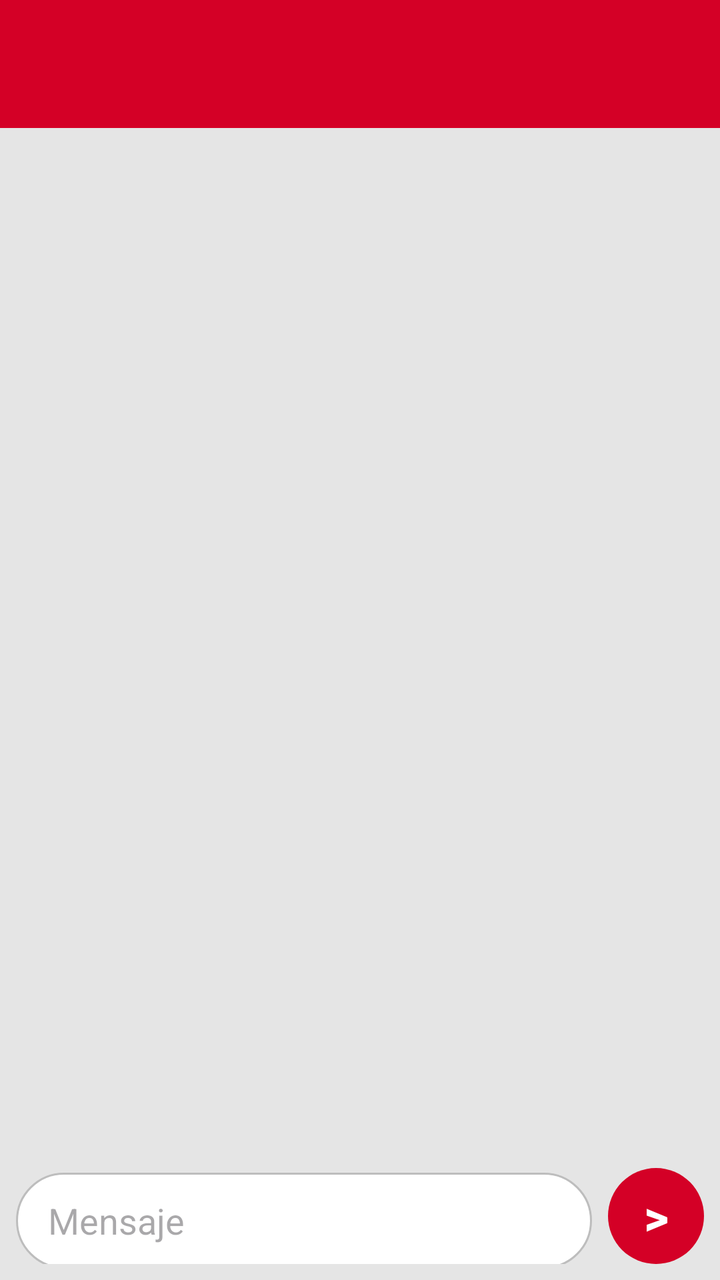
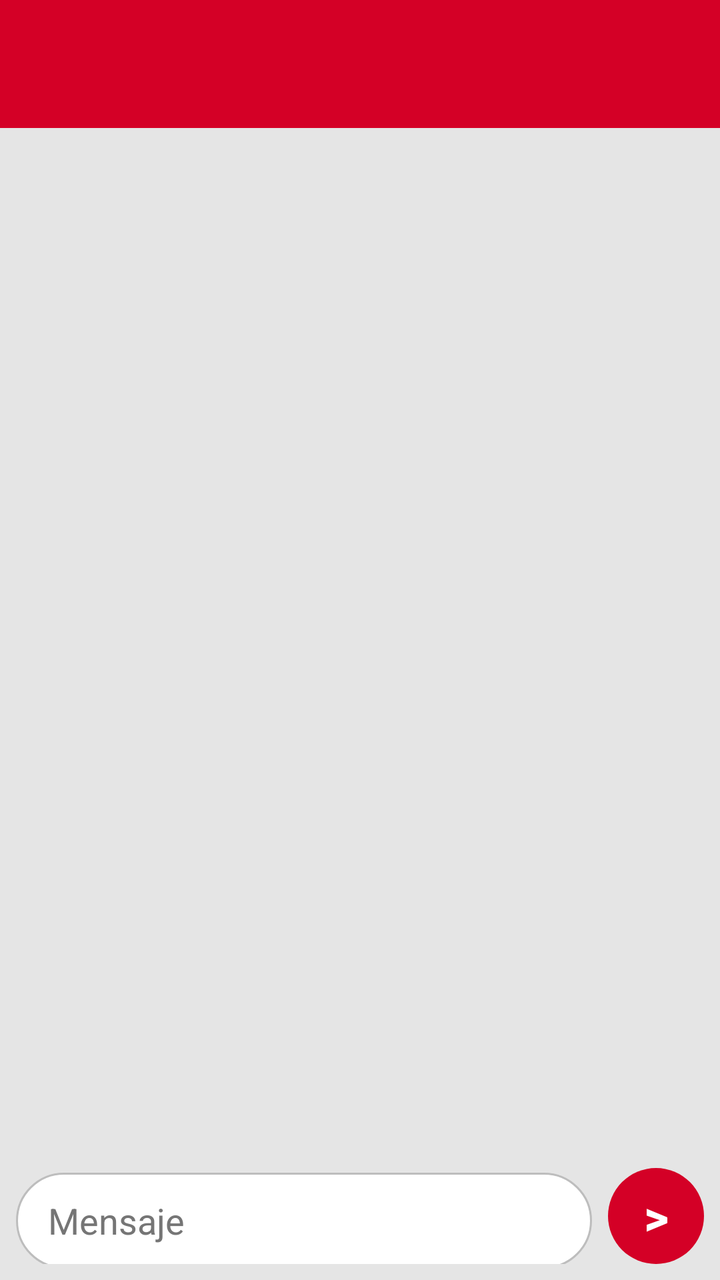

Compare the two renders of this Android layout. The source of the first and the diff that turns it into the second are given below.
<!-- AndroidManifest.xml: application theme Theme.INASAFE -->
<!-- res/layout/activity_chat.xml -->
<?xml version="1.0" encoding="utf-8"?>
<RelativeLayout xmlns:android="http://schemas.android.com/apk/res/android"
    xmlns:app="http://schemas.android.com/apk/res-auto"
    xmlns:tools="http://schemas.android.com/tools"
    android:layout_width="match_parent"
    android:layout_height="match_parent"
    android:background="#E5E5E5"
    tools:context=".ChatActivity">

    <com.google.android.material.appbar.AppBarLayout
        android:id="@+id/appBarLayout"
        android:layout_width="match_parent"
        android:layout_height="wrap_content">

        <com.google.android.material.appbar.MaterialToolbar
            android:id="@+id/topAppBar"
            android:layout_width="match_parent"
            android:layout_height="?attr/actionBarSize"
            app:titleTextColor="@color/white"
            android:background="@color/ina_red" />

    </com.google.android.material.appbar.AppBarLayout>

    <ListView
        android:id="@+id/chatListView"
        android:layout_width="match_parent"
        android:layout_height="match_parent"
        android:layout_above="@+id/inputContainer"
        android:layout_below="@+id/appBarLayout"
        android:divider="@android:color/transparent"
        android:dividerHeight="4dp"
        android:padding="8dp"
        android:clipToPadding="false"
        android:stackFromBottom="true"
        android:transcriptMode="alwaysScroll" />

    <LinearLayout
        android:id="@+id/inputContainer"
        android:layout_width="match_parent"
        android:layout_height="wrap_content"
        android:layout_alignParentBottom="true"
        android:orientation="horizontal"
        android:padding="8dp"
        android:background="@android:color/transparent">

        <EditText
            android:id="@+id/messageEditText"
            android:layout_width="0dp"
            android:layout_height="wrap_content"
            android:layout_weight="1"
            android:hint="Mensaje"
            android:background="@drawable/bg_chat_input"
            android:paddingStart="16dp"
            android:paddingEnd="16dp"
            android:paddingTop="10dp"
            android:paddingBottom="10dp"
            android:minHeight="48dp"
            android:layout_marginEnd="8dp"/>

        <Button
            android:id="@+id/sendButton"
            android:layout_width="48dp"
            android:layout_height="48dp"
            android:background="@drawable/bg_circle_button"
            android:text=">"
            android:textColor="@color/white"
            android:textSize="24sp"
            android:textStyle="bold"
            android:gravity="center"
            android:padding="0dp"
            android:insetTop="0dp"
            android:insetBottom="0dp"
            app:backgroundTint="@null"/>
    </LinearLayout>

</RelativeLayout>
<!-- resources referenced by this layout -->
<resources>
  <color name="ina_red">#D40026</color>
  <color name="white">#FFFFFFFF</color>
  <!-- drawable bg_chat_input (drawable) -->
  <?xml version="1.0" encoding="utf-8"?>
  <shape xmlns:android="http://schemas.android.com/apk/res/android">
      <solid android:color="@color/white"/>
      <corners android:radius="24dp"/>
      <stroke android:width="1dp" android:color="#BDBDBD"/>
  </shape>
  <!-- drawable bg_circle_button (drawable) -->
  <?xml version="1.0" encoding="utf-8"?>
  <shape xmlns:android="http://schemas.android.com/apk/res/android" android:shape="oval">
      <solid android:color="@color/ina_red"/>
  </shape>
  <style name="Theme.INASAFE" parent="Base.Theme.INASAFE" />
  <style name="Base.Theme.INASAFE" parent="Theme.Material3.DayNight.NoActionBar">
          
          
      </style>
</resources>

<!-- the commit's change to res/layout/activity_chat.xml (unified diff, before → after) -->
@@ -49,6 +49,8 @@
             android:layout_height="wrap_content"
             android:layout_weight="1"
             android:hint="Mensaje"
+            android:textColor="@color/black"
+            android:textColorHint="@color/text_secondary"
             android:background="@drawable/bg_chat_input"
             android:paddingStart="16dp"
             android:paddingEnd="16dp"
<!-- resource entries referenced after the edit -->
@@ -1,6 +1,8 @@
 <!-- resources referenced by this layout -->
 <resources>
+  <color name="black">#FF000000</color>
   <color name="ina_red">#D40026</color>
+  <color name="text_secondary">#757575</color>
   <color name="white">#FFFFFFFF</color>
   <!-- drawable bg_chat_input (drawable) -->
   <?xml version="1.0" encoding="utf-8"?>
